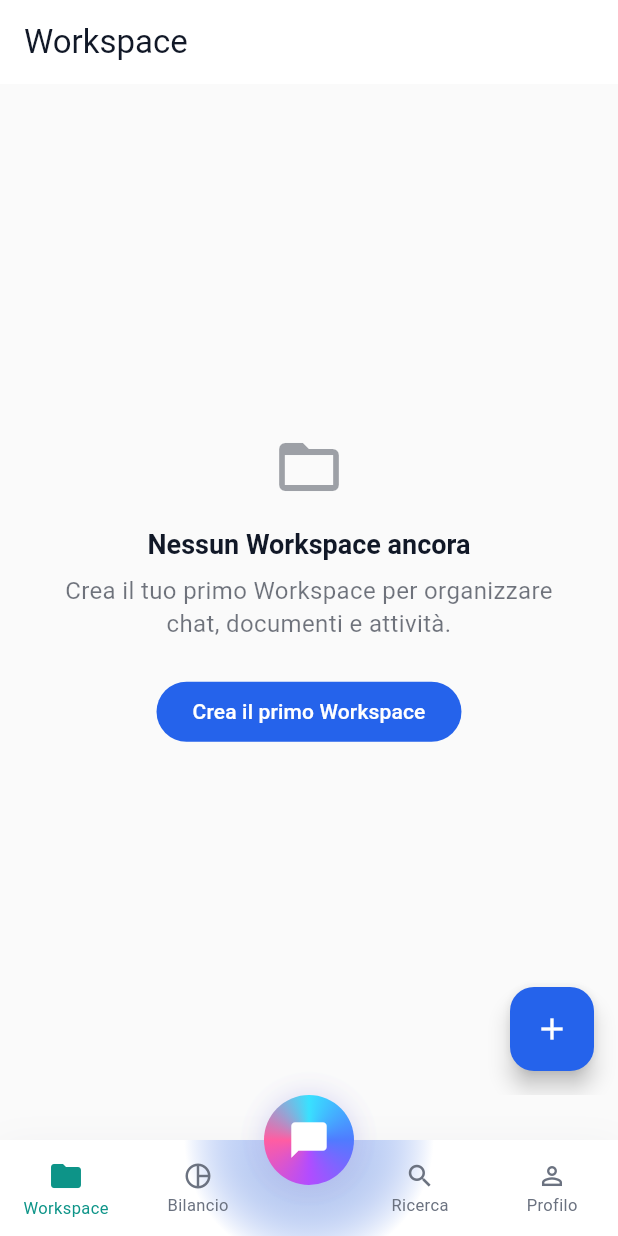
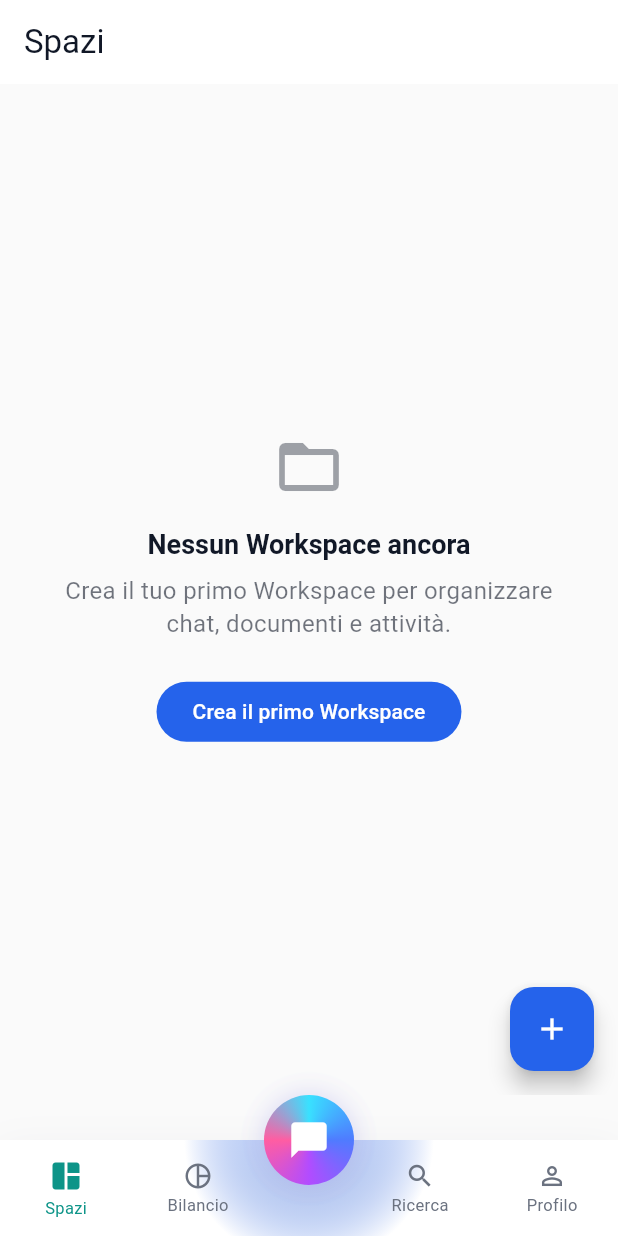
Before and after one commit to ivanobuonocore/flex.index.html, a Flutter app: the WorkspaceListScreen screen opened by its route, on a phone screen of 412 x 824 dp. Run offline on Flutter 3.47's test engine with Material 3 defaults, Android fonts, the phone set to English and light mode, and no system bars; our stand-ins replace file_picker, fl_chart, flutter_riverpod, go_router, google_fonts, supabase_flutter and 1 more; missing offline and left inert: dart:js_interop; accounts and stored records are empty.

Commit message:
rename(ui): Workspace -> Spazi (etichetta e icona, non il modello)
Bottom nav, titolo di WorkspaceListScreen e label dei risultati Ricerca:
"Workspace" diventa "Spazi" con icona space_dashboard. Nessuna classe,
route o campo di dominio rinominato (WorkspaceCard, /workspace/:id,
Workspace.* restano invariati) — solo il testo mostrato all'utente.

```diff
--- a/apps/mobile/lib/core/router/app_shell.dart
+++ b/apps/mobile/lib/core/router/app_shell.dart
@@ -93,9 +93,15 @@ class _BottomBar extends StatelessWidget {
               child: Row(
                 children: [
                   _NavItem(
-                    icon: Icons.folder_outlined,
-                    selectedIcon: Icons.folder,
-                    label: 'Workspace',
+                    // Rinominato da "Workspace" a "Spazi" (richiesta esplicita
+                    // dell'utente: "trova un altro termine... e metti
+                    // un'immagine diversa"), solo l'etichetta e l'icona
+                    // visibili — nessuna classe/route interna rinominata
+                    // (WorkspaceCard, /workspace/:id, ecc. restano invariate:
+                    // una rinomina estesa non richiesta, solo cosmetica).
+                    icon: Icons.space_dashboard_outlined,
+                    selectedIcon: Icons.space_dashboard,
+                    label: 'Spazi',
                     color: AppColors.categoryDocumenti,
                     selected: currentIndex == 0,
                     onTap: () => onSelect(0),
--- a/apps/mobile/lib/features/search/presentation/search_screen.dart
+++ b/apps/mobile/lib/features/search/presentation/search_screen.dart
@@ -121,14 +121,17 @@ class _SearchScreenState extends ConsumerState<SearchScreen> {
   }
 
   IconData _iconFor(SearchResultType type) => switch (type) {
-        SearchResultType.workspace => Icons.folder_outlined,
+        SearchResultType.workspace => Icons.space_dashboard_outlined,
         SearchResultType.note => Icons.sticky_note_2_outlined,
         SearchResultType.task => Icons.check_circle_outline,
         SearchResultType.document => Icons.insert_drive_file_outlined,
       };
 
+  // Etichetta "Spazio" (rinominato da "Workspace" — richiesta esplicita
+  // dell'utente), coerente con la tab "Spazi" e il titolo di
+  // WorkspaceListScreen.
   String _typeLabel(SearchResultType type) => switch (type) {
-        SearchResultType.workspace => 'Workspace',
+        SearchResultType.workspace => 'Spazio',
         SearchResultType.note => 'Nota',
         SearchResultType.task => 'Attività',
         SearchResultType.document => 'Documento',
--- a/apps/mobile/lib/features/workspace/presentation/workspace_list_screen.dart
+++ b/apps/mobile/lib/features/workspace/presentation/workspace_list_screen.dart
@@ -20,7 +20,10 @@ class WorkspaceListScreen extends ConsumerWidget {
     final workspacesAsync = ref.watch(workspacesProvider);
 
     return Scaffold(
-      appBar: AppBar(title: const Text('Workspace')),
+      // Titolo "Spazi" (rinominato da "Workspace" — richiesta esplicita
+      // dell'utente): il modello di dominio/le route restano "Workspace",
+      // solo l'etichetta mostrata cambia.
+      appBar: AppBar(title: const Text('Spazi')),
       floatingActionButton: FloatingActionButton(
         onPressed: () => showCreateWorkspaceSheet(context),
         child: const Icon(Icons.add),
```
Also changed, not shown: 1 other file.
